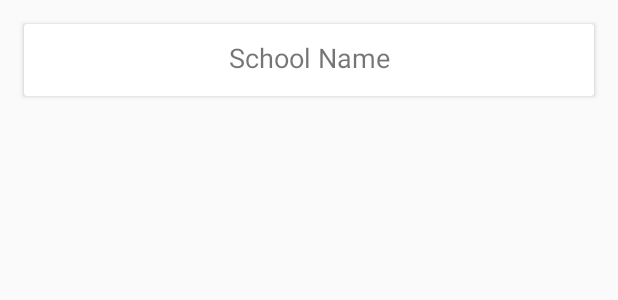
After one commit to Robbie08/ParkSmart, an Android app: the layout schools_cardview.xml on its own in the app's theme, with its tools: preview values and no code run, on a phone screen of 412 x 824 dp. The commit adds this screen. Shown: the top 300 px of the screen. Run offline under Robolectric (Android 15) with nearby library versions, the phone set to English and light mode, and no system bars.

Commit message:
RecyclerView Schools -Enabled schools to pop out as a list. As the user types the list will be responsive based on the user input

```diff
--- a/app/src/main/java/com/example/robert/parksmart/Fragments/Fragment_RecentLocations.java
+++ b/app/src/main/java/com/example/robert/parksmart/Fragments/Fragment_RecentLocations.java
@@ -10,6 +10,7 @@ import android.view.View;
 import android.view.ViewGroup;
 
 import com.example.robert.parksmart.JavaBeans.AdapterLocationCardView;
+
 import com.example.robert.parksmart.JavaBeans.LocationCardView;
 import com.example.robert.parksmart.R;
 
--- a/app/src/main/java/com/example/robert/parksmart/JavaBeans/AdapterLocationCardView.java
+++ b/app/src/main/java/com/example/robert/parksmart/JavaBeans/AdapterLocationCardView.java
@@ -25,7 +25,7 @@ public class AdapterLocationCardView extends RecyclerView.Adapter<AdapterLocatio
     @Override
     public LocationViewHolder onCreateViewHolder(ViewGroup parent, int viewType) {
         View view = LayoutInflater.from(parent.getContext()).inflate(R.layout.locations_cardview,parent,false);
-        LocationViewHolder locationViewHolder = new LocationViewHolder(view);
+        LocationViewHolder locationViewHolder = new LocationViewHolder(view); // create an instan ce of our LocationViewHolderClass
 
         return locationViewHolder;
     }
--- /dev/null
+++ b/app/src/main/res/layout/schools_cardview.xml
@@ -0,0 +1,35 @@
+<?xml version="1.0" encoding="utf-8"?>
+<RelativeLayout xmlns:android="http://schemas.android.com/apk/res/android"
+    android:layout_width="match_parent" android:layout_height="80dp">
+
+    <android.support.v7.widget.CardView
+        android:id="@+id/cardview_school_name"
+        android:layout_width="match_parent"
+        android:layout_height="match_parent"
+        android:layout_marginBottom="16dp"
+        android:layout_marginEnd="16dp"
+        android:layout_marginStart="16dp"
+        android:layout_marginTop="16dp">
+
+        <RelativeLayout
+            android:layout_width="match_parent"
+            android:layout_height="match_parent">
+
+            <TextView
+                android:id="@+id/tvCardViewSchoolName"
+                android:layout_width="match_parent"
+                android:layout_height="wrap_content"
+                android:layout_marginBottom="10dp"
+                android:layout_marginTop="10dp"
+                android:text="School Name"
+                android:textAlignment="center"
+                android:textSize="18sp" />
+
+        </RelativeLayout>
+
+
+    </android.support.v7.widget.CardView>
+
+
+
+</RelativeLayout>
--- a/app/src/main/res/layout/toolbar_layout.xml
+++ b/app/src/main/res/layout/toolbar_layout.xml
@@ -2,7 +2,8 @@
 <android.support.v7.widget.Toolbar
     xmlns:android="http://schemas.android.com/apk/res/android"
     xmlns:app="http://schemas.android.com/apk/res-auto"
-    android:layout_width="match_parent" android:layout_height="wrap_content"
+    android:layout_width="match_parent"
+    android:layout_height="?attr/actionBarSize"
     android:id="@+id/toolBar"
     android:background="?attr/colorPrimaryDark"
     android:minHeight="?attr/actionBarSize"
@@ -10,4 +11,5 @@
     app:theme="@style/ThemeOverlay.AppCompat.Dark.ActionBar"
     >
 
+
 </android.support.v7.widget.Toolbar>
```
Also changed, not shown: app/src/main/java/com/example/robert/parksmart/Fragments/Fragment_Map.java (+14 -12 lines), app/src/main/java/com/example/robert/parksmart/Fragments/Fragment_Park.java (+3 -6 lines), app/src/main/java/com/example/robert/parksmart/JavaBeans/AdapterSchoolNameCardView.java (added, +76 -0 lines), app/src/main/java/com/example/robert/parksmart/JavaBeans/SchoolName.java (added, +22 -0 lines), app/src/main/java/com/example/robert/parksmart/MainActivity.java (+125 -13 lines), app/src/main/res/layout/activity_start.xml (+18 -4 lines), app/src/main/res/menu/action_bar.xml (added, +10 -0 lines), app/src/main/res/drawable/ic_search_white_24dp.png (added).
